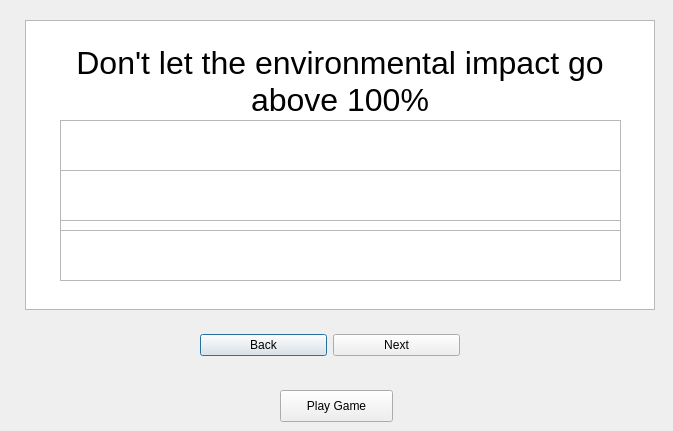
Old version of the form SpaceMonkeys/newgamepopup.ui in the repository ishaanrajan/Environmental-Education-App.
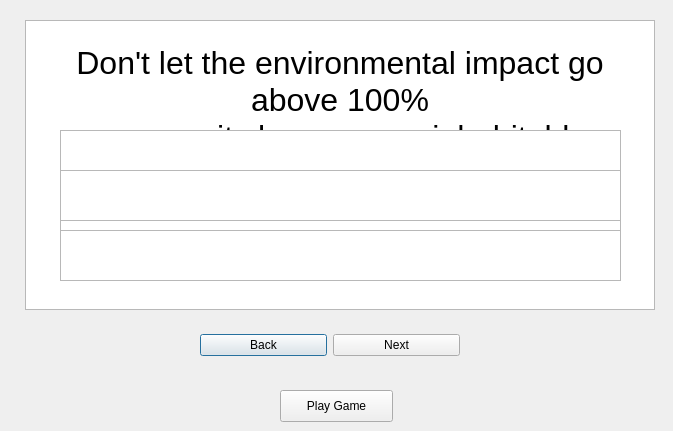
New version of the form. Icons and pictures are not drawn.

Commit message: When game over x'd out, restarts game, restart only pops once

Diff of the .ui file:
```diff
--- a/SpaceMonkeys/newgamepopup.ui
+++ b/SpaceMonkeys/newgamepopup.ui
@@ -138,7 +138,7 @@
    <property name="geometry">
     <rect>
      <x>60</x>
-     <y>120</y>
+     <y>130</y>
      <width>561</width>
      <height>51</height>
     </rect>
```
The commit also changes 2 other files.
